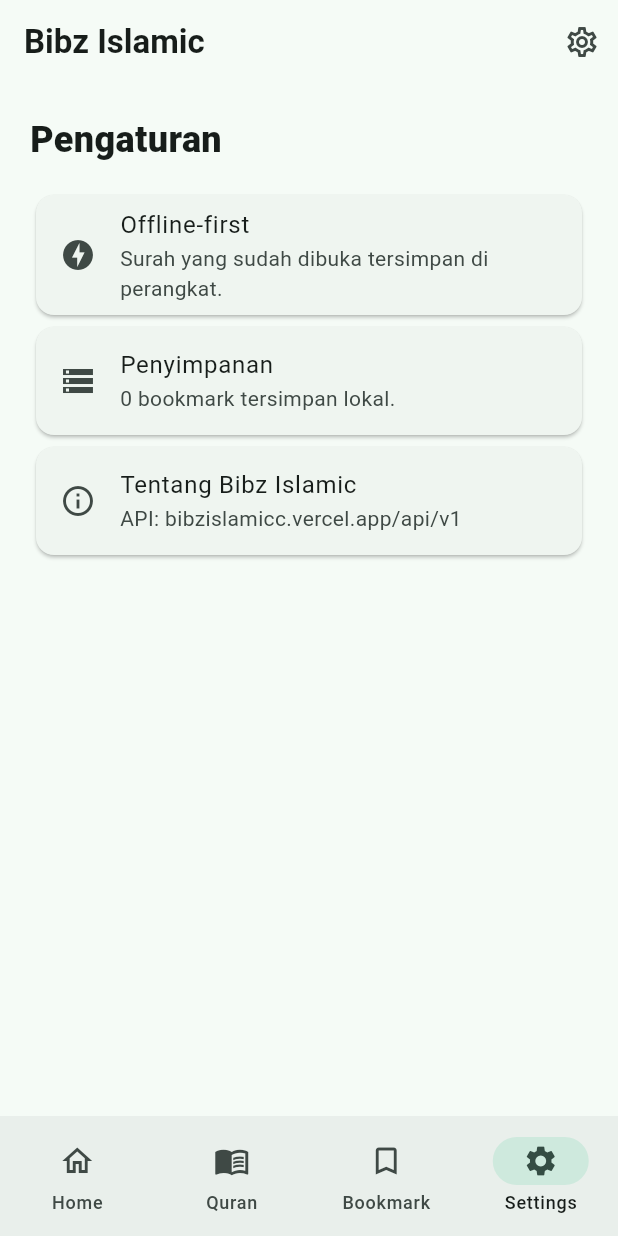
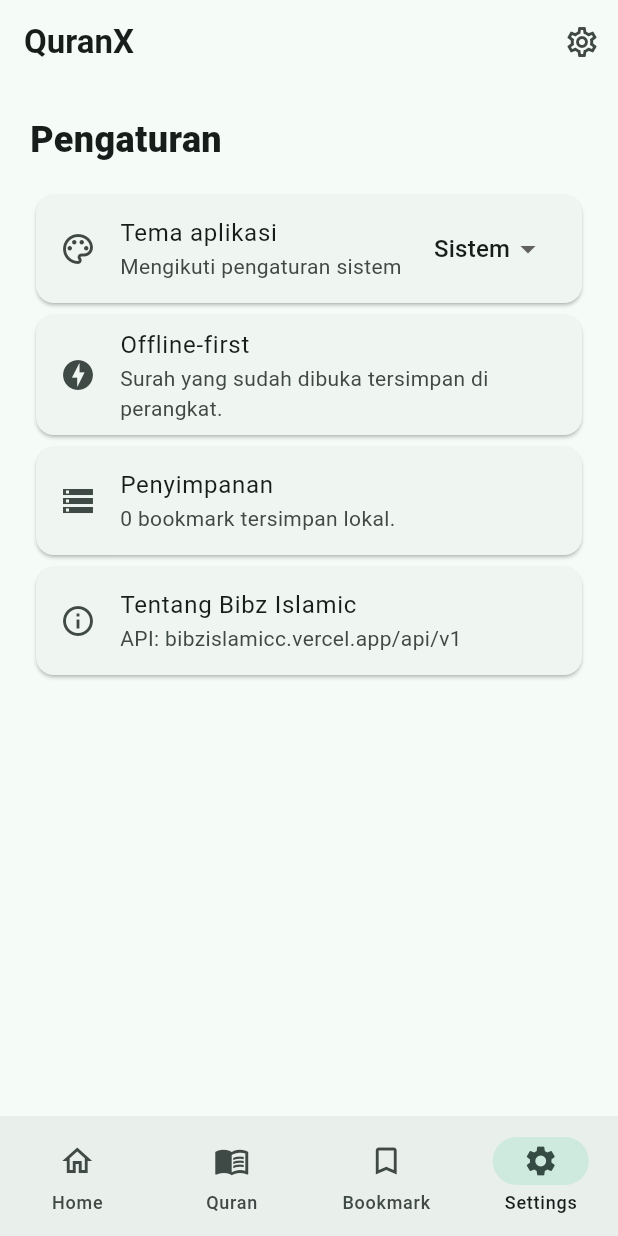
Before and after one commit to XbibzOfficial777/Bibz-Islamic-App, a Flutter app: the screen it shows after launch, item 4 of the bottom bar chosen, on a phone screen of 412 x 824 dp. Run offline on Flutter 3.47's test engine with Material 3 defaults, Android fonts, the phone set to English and light mode, and no system bars; our stand-ins replace shared_preferences.

Commit message:
feat: harden QuranX release signing and theme settings

```diff
--- a/lib/main.dart
+++ b/lib/main.dart
@@ -175,6 +175,8 @@
   String toString() => message;
 }
 
+enum AppThemePreference { system, light, dark }
+
 class LocalStore {
   LocalStore(this.preferences);
   final SharedPreferences preferences;
@@ -214,6 +216,21 @@
       'last_read',
       jsonEncode({'surah': surah, 'ayah': ayah}),
     );
+  }
+
+  AppThemePreference themePreference() {
+    switch (preferences.getString('theme_preference')) {
+      case 'light':
+        return AppThemePreference.light;
+      case 'dark':
+        return AppThemePreference.dark;
+      default:
+        return AppThemePreference.system;
+    }
+  }
+
+  Future<void> setThemePreference(AppThemePreference preference) async {
+    await preferences.setString('theme_preference', preference.name);
   }
 }
 
@@ -382,25 +399,74 @@
   );
 }
 
-class BibzApp extends StatelessWidget {
+class BibzApp extends StatefulWidget {
   const BibzApp({super.key, required this.repository});
   final QuranRepository repository;
 
   @override
+  State<BibzApp> createState() => _BibzAppState();
+}
+
+class _BibzAppState extends State<BibzApp> {
+  late AppThemePreference preference;
+
+  @override
+  void initState() {
+    super.initState();
+    preference = widget.repository.store.themePreference();
+  }
+
+  ThemeMode get themeMode {
+    switch (preference) {
+      case AppThemePreference.light:
+        return ThemeMode.light;
+      case AppThemePreference.dark:
+        return ThemeMode.dark;
+      case AppThemePreference.system:
+        return ThemeMode.system;
+    }
+  }
+
+  Future<void> setThemePreference(AppThemePreference value) async {
+    await widget.repository.store.setThemePreference(value);
+    if (mounted) setState(() => preference = value);
+  }
+
+  @override
   Widget build(BuildContext context) => MaterialApp(
-    title: 'Bibz Islamic',
+    title: 'QuranX',
     debugShowCheckedModeBanner: false,
+    themeMode: themeMode,
     theme: ThemeData(
       colorScheme: ColorScheme.fromSeed(seedColor: const Color(0xff0e6b55)),
       useMaterial3: true,
     ),
-    home: HomeScreen(repository: repository),
+    darkTheme: ThemeData(
+      brightness: Brightness.dark,
+      colorScheme: ColorScheme.fromSeed(
+        seedColor: const Color(0xff69d3af),
+        brightness: Brightness.dark,
+      ),
+      useMaterial3: true,
+    ),
+    home: HomeScreen(
+      repository: widget.repository,
+      themePreference: preference,
+      onThemePreferenceChanged: setThemePreference,
+    ),
   );
 }
 
 class HomeScreen extends StatefulWidget {
-  const HomeScreen({super.key, required this.repository});
+  const HomeScreen({
+    super.key,
+    required this.repository,
+    required this.themePreference,
+    required this.onThemePreferenceChanged,
+  });
   final QuranRepository repository;
+  final AppThemePreference themePreference;
+  final Future<void> Function(AppThemePreference) onThemePreferenceChanged;
   @override
   State<HomeScreen> createState() => _HomeScreenState();
 }
@@ -445,7 +511,7 @@
   Widget build(BuildContext context) => Scaffold(
     appBar: AppBar(
       title: const Text(
-        'Bibz Islamic',
+        'QuranX',
         style: TextStyle(fontWeight: FontWeight.w700),
       ),
       actions: [
@@ -660,6 +726,34 @@
       const SizedBox(height: 16),
       Card(
         child: ListTile(
+          leading: const Icon(Icons.palette_outlined),
+          title: const Text('Tema aplikasi'),
+          subtitle: Text(_themeLabel(widget.themePreference)),
+          trailing: DropdownButton<AppThemePreference>(
+            value: widget.themePreference,
+            underline: const SizedBox.shrink(),
+            onChanged: (value) {
+              if (value != null) widget.onThemePreferenceChanged(value);
+            },
+            items: const [
+              DropdownMenuItem(
+                value: AppThemePreference.system,
+                child: Text('Sistem'),
+              ),
+              DropdownMenuItem(
+                value: AppThemePreference.light,
+                child: Text('Light'),
+              ),
+              DropdownMenuItem(
+                value: AppThemePreference.dark,
+                child: Text('Dark'),
+              ),
+            ],
+          ),
+        ),
+      ),
+      Card(
+        child: ListTile(
           leading: const Icon(Icons.offline_bolt),
           title: const Text('Offline-first'),
           subtitle: const Text(
@@ -685,6 +779,17 @@
       ),
     ],
   );
+
+  String _themeLabel(AppThemePreference value) {
+    switch (value) {
+      case AppThemePreference.system:
+        return 'Mengikuti pengaturan sistem';
+      case AppThemePreference.light:
+        return 'Mode terang';
+      case AppThemePreference.dark:
+        return 'Mode gelap';
+    }
+  }
 
   Future<void> _openSurah(BuildContext context, int number, int ayah) async {
     await Navigator.of(context).push(
--- a/pubspec.yaml
+++ b/pubspec.yaml
@@ -1,4 +1,4 @@
-name: bibz
+name: quranx
 description: "Bibz Islamic — offline-first Quran application"
 publish_to: "none"
 version: 1.0.0+1
```
Also changed, not shown: 5 other files.
